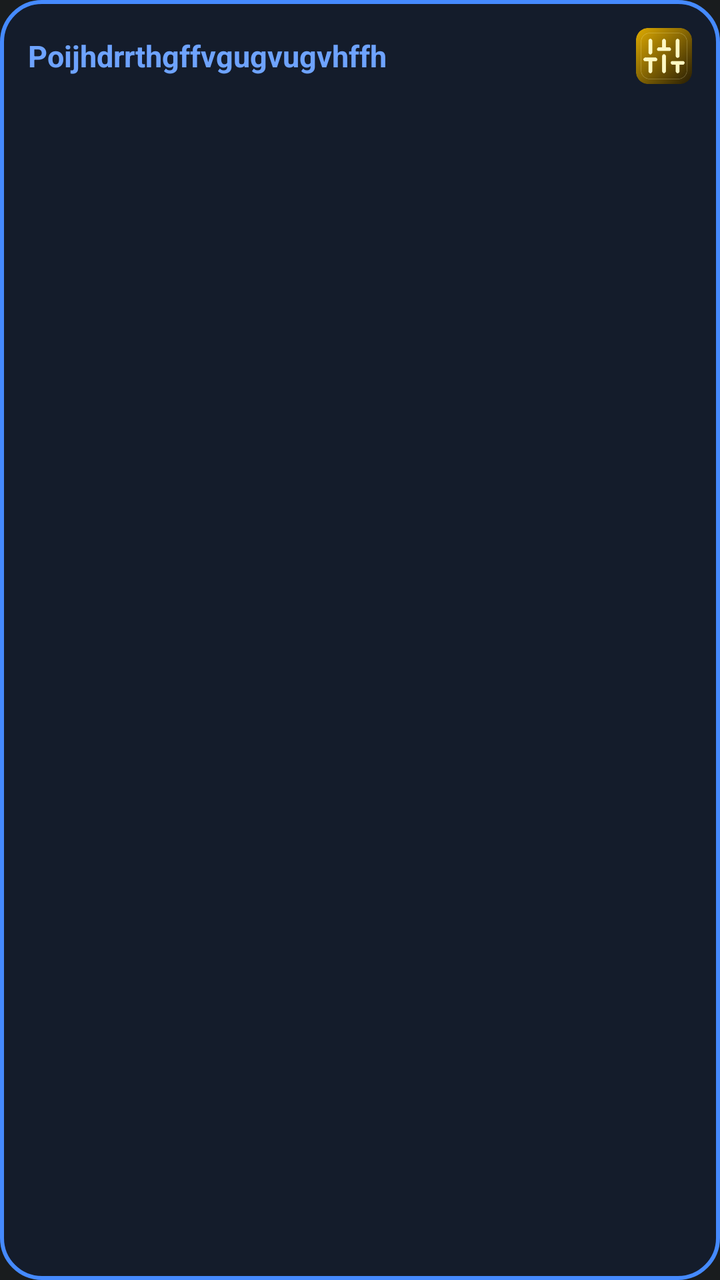
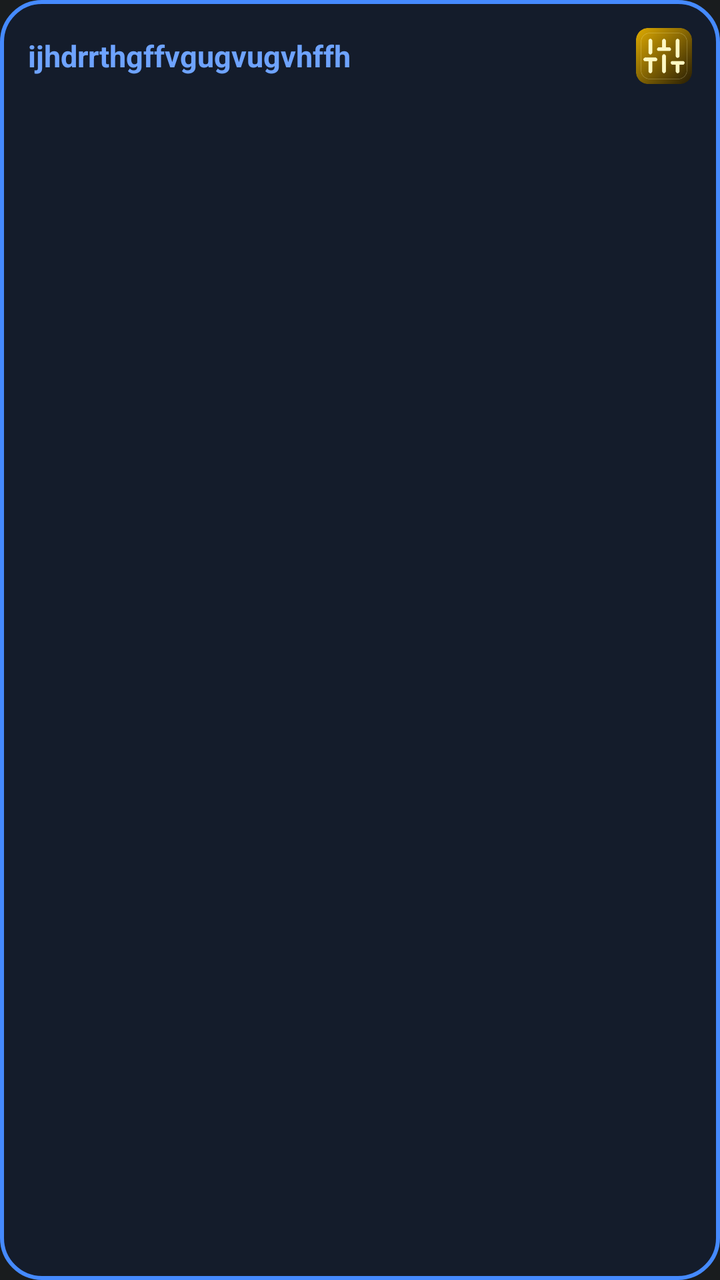

The first picture is an Android layout as it rendered before a commit; the second is the same layout after the commit. The layout source and the unified diff follow.
<!-- AndroidManifest.xml: application theme android:Theme.DeviceDefault.NoActionBar -->
<!-- res/layout/smart_widget_layout.xml -->
<?xml version="1.0" encoding="utf-8"?>
<LinearLayout xmlns:android="http://schemas.android.com/apk/res/android"
    android:id="@+id/widget_root"
    android:layout_width="match_parent"
    android:layout_height="match_parent"
    android:orientation="vertical"
    android:padding="14dp"
    android:background="@drawable/widget_bg"
    android:layoutDirection="rtl">

    <LinearLayout
        android:layout_width="match_parent"
        android:layout_height="wrap_content"
        android:orientation="horizontal"
        android:gravity="center_vertical">

        <ImageView
            android:id="@+id/widget_icon"
            android:layout_width="28dp"
            android:layout_height="28dp"
            android:src="@mipmap/ic_launcher" />

        <TextView
            android:id="@+id/widget_title"
            android:layout_width="0dp"
            android:layout_height="wrap_content"
            android:layout_weight="1"
            android:layout_marginStart="8dp"
            android:text="Poijhdrrthgffvgugvugvhffh"
            android:textColor="#6EA3FF"
            android:textSize="15sp"
            android:textStyle="bold"
            android:singleLine="true"
            android:ellipsize="end" />
    </LinearLayout>

    <TextView
        android:id="@+id/widget_body"
        android:layout_width="match_parent"
        android:layout_height="0dp"
        android:layout_weight="1"
        android:layout_marginTop="8dp"
        android:text=""
        android:textColor="#FFFFFF"
        android:textSize="14sp"
        android:lineSpacingMultiplier="1.25"
        android:gravity="top|right"
        android:maxLines="6"
        android:ellipsize="end" />
</LinearLayout>
<!-- resources referenced by this layout -->
<resources>
  <!-- drawable widget_bg (drawable) -->
  <?xml version="1.0" encoding="utf-8"?>
  <shape xmlns:android="http://schemas.android.com/apk/res/android"
      android:shape="rectangle">
      <solid android:color="#141C2B" />
      <corners android:radius="20dp" />
      <stroke android:width="2dp" android:color="#458AFF" />
  </shape>
  <!-- mipmap ic_launcher: png bitmap (mipmap-hdpi, 5678 bytes) -->
</resources>

<!-- the commit's change to res/layout/smart_widget_layout.xml (unified diff, before → after) -->
@@ -26,7 +26,7 @@
             android:layout_height="wrap_content"
             android:layout_weight="1"
             android:layout_marginStart="8dp"
-            android:text="Poijhdrrthgffvgugvugvhffh"
+            android:text="ijhdrrthgffvgugvugvhffh"
             android:textColor="#6EA3FF"
             android:textSize="15sp"
             android:textStyle="bold"
